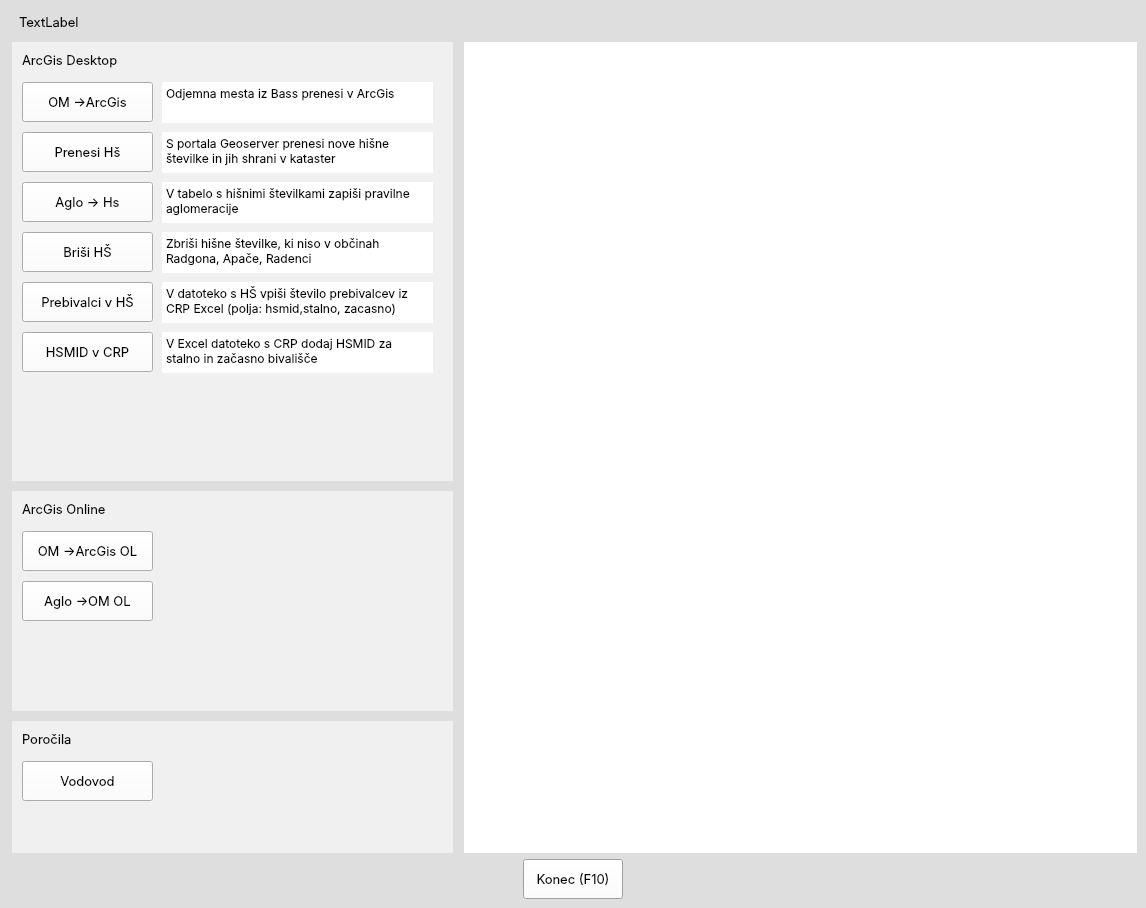
First picture: the form in form.ui, repository andrejdimec/pyKat, before the edit.
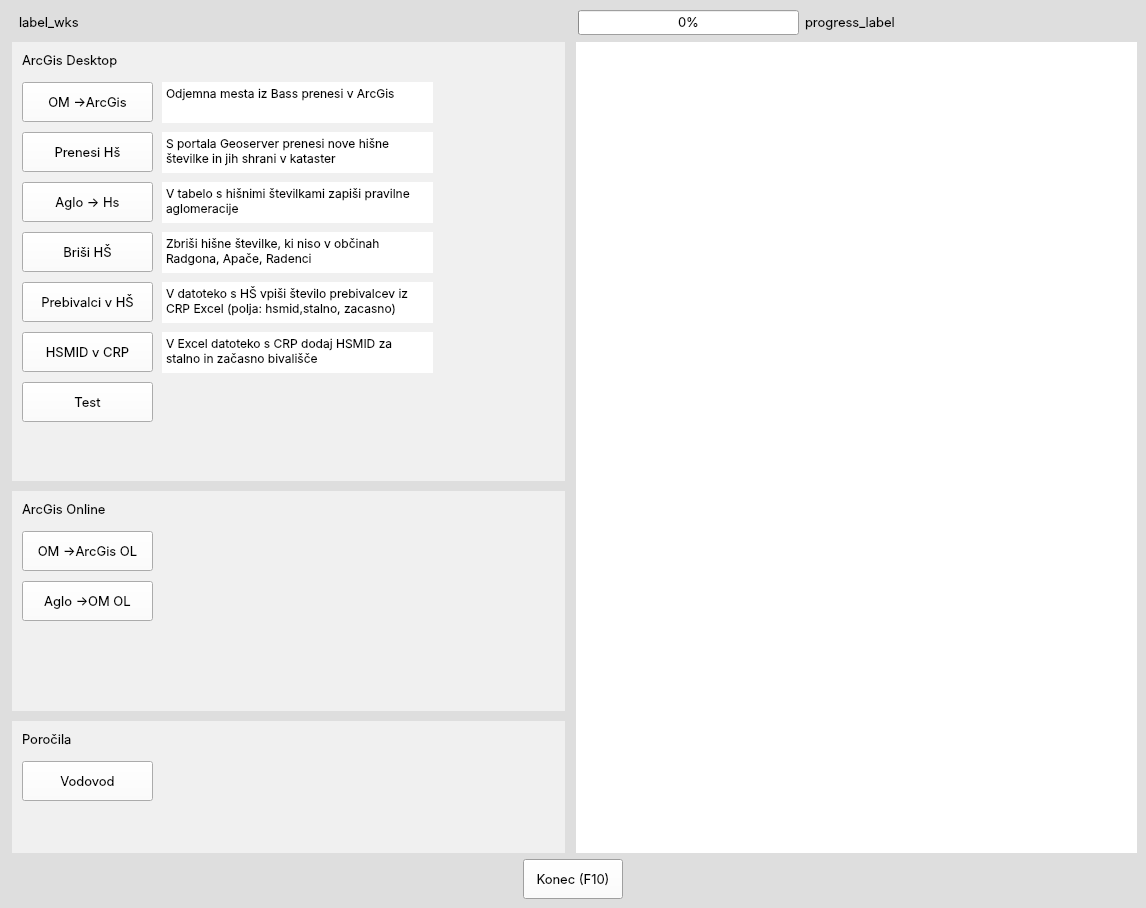
Second picture: the form after the edit.

What changed in the file:
```diff
--- a/form.ui
+++ b/form.ui
@@ -110,21 +110,35 @@
     <item>
      <layout class="QVBoxLayout" name="verticalLayout" stretch="1,30,2">
       <item>
-       <layout class="QHBoxLayout" name="top_layout" stretch="0">
+       <layout class="QHBoxLayout" name="top_layout" stretch="5,2,3">
         <property name="leftMargin">
          <number>10</number>
         </property>
         <item>
          <widget class="QLabel" name="label_wks">
           <property name="text">
-           <string>TextLabel</string>
+           <string>label_wks</string>
+          </property>
+         </widget>
+        </item>
+        <item>
+         <widget class="QProgressBar" name="progress_bar">
+          <property name="value">
+           <number>0</number>
+          </property>
+         </widget>
+        </item>
+        <item>
+         <widget class="QLabel" name="progress_label">
+          <property name="text">
+           <string>progress_label</string>
           </property>
          </widget>
         </item>
        </layout>
       </item>
       <item>
-       <layout class="QHBoxLayout" name="center_layout" stretch="2,3">
+       <layout class="QHBoxLayout" name="center_layout" stretch="5,5">
         <item>
          <layout class="QVBoxLayout" name="center_left_layout" stretch="10,5,3">
           <property name="spacing">
@@ -512,6 +526,25 @@
               <string>HSMID v CRP</string>
              </property>
             </widget>
+            <widget class="QPushButton" name="btn_test">
+             <property name="geometry">
+              <rect>
+               <x>10</x>
+               <y>340</y>
+               <width>131</width>
+               <height>40</height>
+              </rect>
+             </property>
+             <property name="minimumSize">
+              <size>
+               <width>100</width>
+               <height>40</height>
+              </size>
+             </property>
+             <property name="text">
+              <string>Test</string>
+             </property>
+            </widget>
            </widget>
           </item>
           <item>
```
